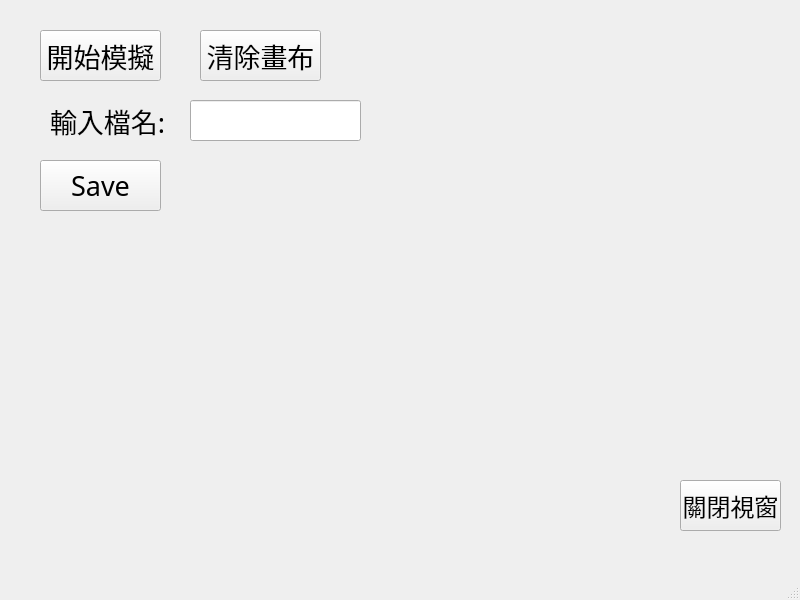
Before: the Qt Designer form MainUI.ui in UHong-Zeng/PyLife, drawn with Qt 5.
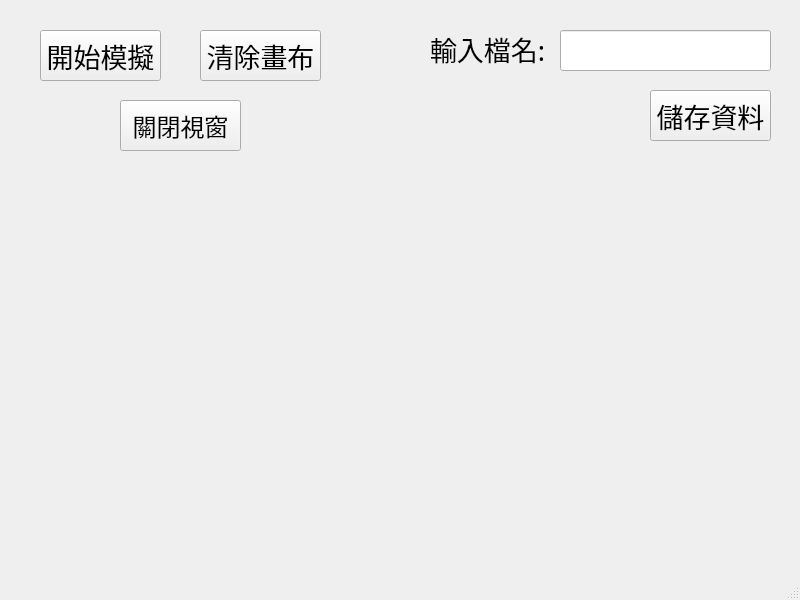
After: the same form once the commit is applied.

Diff of the .ui file:
```diff
--- a/MainUI.ui
+++ b/MainUI.ui
@@ -23,9 +23,9 @@
    <widget class="QPushButton" name="pushButton">
     <property name="geometry">
      <rect>
-      <x>680</x>
-      <y>480</y>
-      <width>101</width>
+      <x>120</x>
+      <y>100</y>
+      <width>121</width>
       <height>51</height>
      </rect>
     </property>
@@ -67,22 +67,22 @@
    <widget class="QPushButton" name="pushButton_4">
     <property name="geometry">
      <rect>
-      <x>40</x>
-      <y>160</y>
+      <x>650</x>
+      <y>90</y>
       <width>121</width>
       <height>51</height>
      </rect>
     </property>
     <property name="text">
-     <string>Save</string>
+     <string>儲存資料</string>
     </property>
    </widget>
    <widget class="QLineEdit" name="lineEdit">
     <property name="geometry">
      <rect>
-      <x>190</x>
-      <y>100</y>
-      <width>171</width>
+      <x>560</x>
+      <y>30</y>
+      <width>211</width>
       <height>41</height>
      </rect>
     </property>
@@ -90,10 +90,10 @@
    <widget class="QLabel" name="label">
     <property name="geometry">
      <rect>
-      <x>50</x>
-      <y>100</y>
-      <width>131</width>
-      <height>41</height>
+      <x>430</x>
+      <y>10</y>
+      <width>121</width>
+      <height>78</height>
      </rect>
     </property>
     <property name="text">
```
